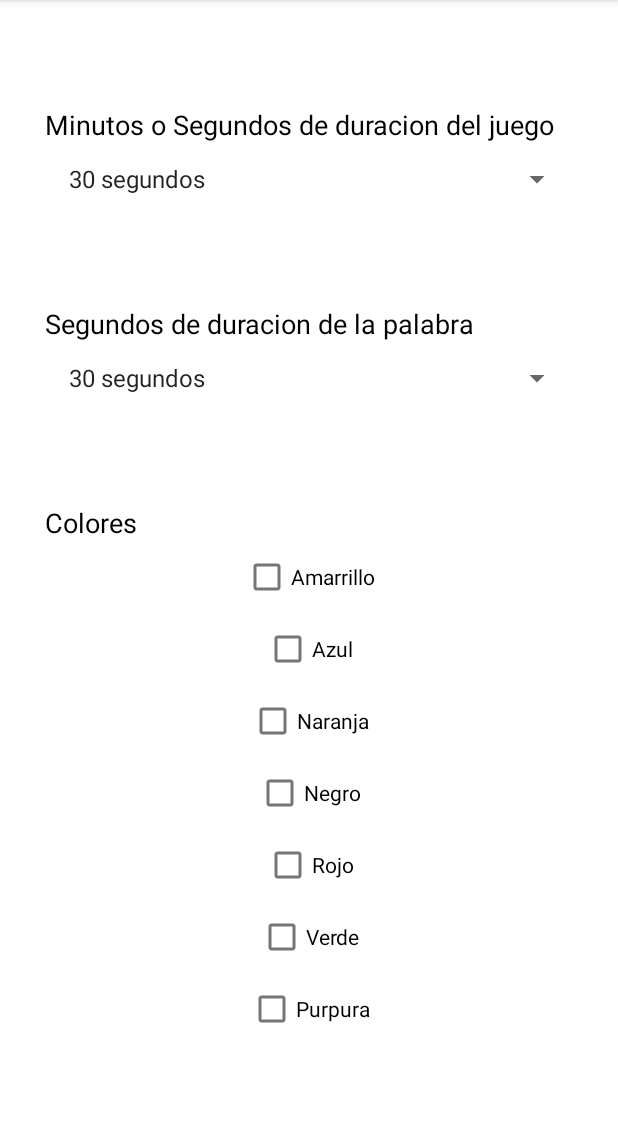
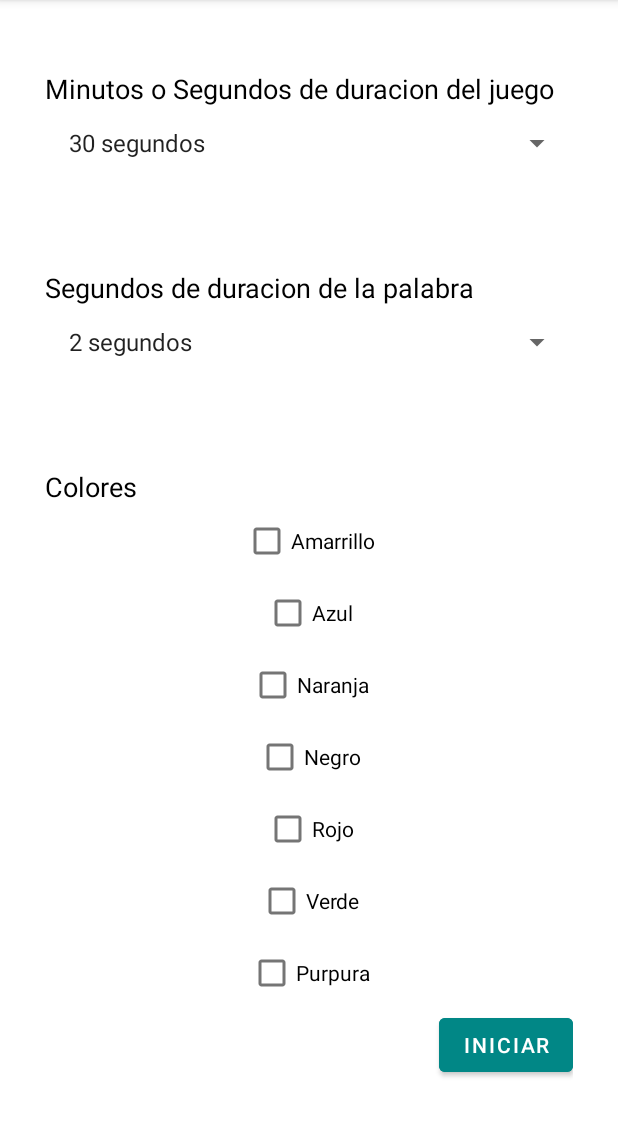
Before and after one commit to Lunagp/movil, an Android app: the Ajustes screen opened directly, with no data from a screen before it, on a phone screen of 412 x 824 dp, the part 84-1221 px from its top. Run offline under Robolectric (Android 15) with nearby library versions, the phone set to English and light mode, and no system bars.

Commit message:
ajustes de tiempo

```diff
--- a/app/src/main/java/com/example/prueba2l/Ajustes.kt
+++ b/app/src/main/java/com/example/prueba2l/Ajustes.kt
@@ -1,5 +1,6 @@
 package com.example.prueba2l
 
+import android.content.Intent
 import androidx.appcompat.app.AppCompatActivity
 import android.os.Bundle
 import android.view.View
@@ -11,8 +12,10 @@ import com.example.prueba2l.databinding.ActivityAjustesBinding
 class Ajustes : AppCompatActivity() {
 
     private lateinit var binding: ActivityAjustesBinding
-    val spinjue = mutableListOf("30 segundos", " 1 min", "1 min y medio")
+    val spinjue = mutableListOf("30 segundos", "1 min", "1 min y medio")
     val spinpal = mutableListOf("2 segundos", "3 segundos", "4 segundos")
+    var jue : Int = 0
+    var pala : Int  = 0
 
     override fun onCreate(savedInstanceState: Bundle?) {
         super.onCreate(savedInstanceState)
@@ -35,23 +38,47 @@ class Ajustes : AppCompatActivity() {
                 position: Int,
                 id: Long
             ) {
-                Toast.makeText(this@MainActivity,
-                    getString(R.string.selected_item) + " " +
-                            "" + languages[position], Toast.LENGTH_SHORT).show()
+                if (spinjue[position] == "30 segundos"){
+                    jue = 30000
+                }else if (spinjue[position] == "1 min"){
+                    jue =  60000
+                }else if (spinjue[position] == "1 min y medio"){
+                    jue = 90000
+                }
+                Toast.makeText(this@Ajustes, " " + spinjue[position]+ "..." + jue, Toast.LENGTH_SHORT).show()
 
             }
 
-            override fun onNothingSelected(parent: AdapterView<*>?) {
-                TODO("Not yet implemented")
-            }
-
+            override fun onNothingSelected(parent: AdapterView<*>?) {}
         }
-
 
         val arrayAdapter1: ArrayAdapter<String>
         arrayAdapter1 = ArrayAdapter(this, android.R.layout.simple_list_item_1, spinpal)
-        binding.SpinPalabra.adapter = arrayAdapter
+        binding.SpinPalabra.adapter = arrayAdapter1
+        binding.SpinPalabra.onItemSelectedListener = object : AdapterView.OnItemSelectedListener{
+            override fun onItemSelected(p0: AdapterView<*>?, p1: View?, p2: Int, p3: Long) {
 
+                if (spinpal[p2] == "2 segundos"){
+                    pala = 2000
+                }else if (spinpal[p2] == "3 segundos"){
+                    pala =  3000
+                }else if (spinpal[p2] == "4 segundos"){
+                    pala = 4000
+                }
+                Toast.makeText(this@Ajustes, " " + spinpal[p2] + "..." + pala, Toast.LENGTH_SHORT).show()
+            }
 
+            override fun onNothingSelected(p0: AdapterView<*>?) {}
+        }
+
+        binding.btnInicio.setOnClickListener {
+            var ju = jue.toString()
+            var pa =  pala.toString()
+            var intent = Intent(this, MainActivity::class.java)
+            Toast.makeText(this, " "+ pa  + " " +ju , Toast.LENGTH_SHORT).show()
+            intent.putExtra("juego", ju)
+            intent.putExtra("palabra", pa)
+            startActivity(intent)
+        }
     }
 }
--- a/app/src/main/res/layout/activity_ajustes.xml
+++ b/app/src/main/res/layout/activity_ajustes.xml
@@ -100,6 +100,21 @@
                 android:text="Purpura"
                 android:layout_gravity="center"></CheckBox>
 
+
+            <Button
+                android:id="@+id/btnInicio"
+                android:layout_width="wrap_content"
+                android:layout_height="wrap_content"
+                android:backgroundTint="@color/teal_700"
+                android:text="Iniciar"
+                app:layout_constraintBottom_toBottomOf="parent"
+                app:layout_constraintEnd_toEndOf="parent"
+                app:layout_constraintHorizontal_bias="0.498"
+                app:layout_constraintStart_toStartOf="parent"
+                app:layout_constraintTop_toTopOf="parent"
+                app:layout_constraintVertical_bias="0.521"
+                tools:ignore="MissingConstraints"
+                android:layout_gravity="end"/>
         </LinearLayout>
 
 
```
Also changed, not shown: app/src/main/java/com/example/prueba2l/MainActivity.kt (+37 -6 lines).
